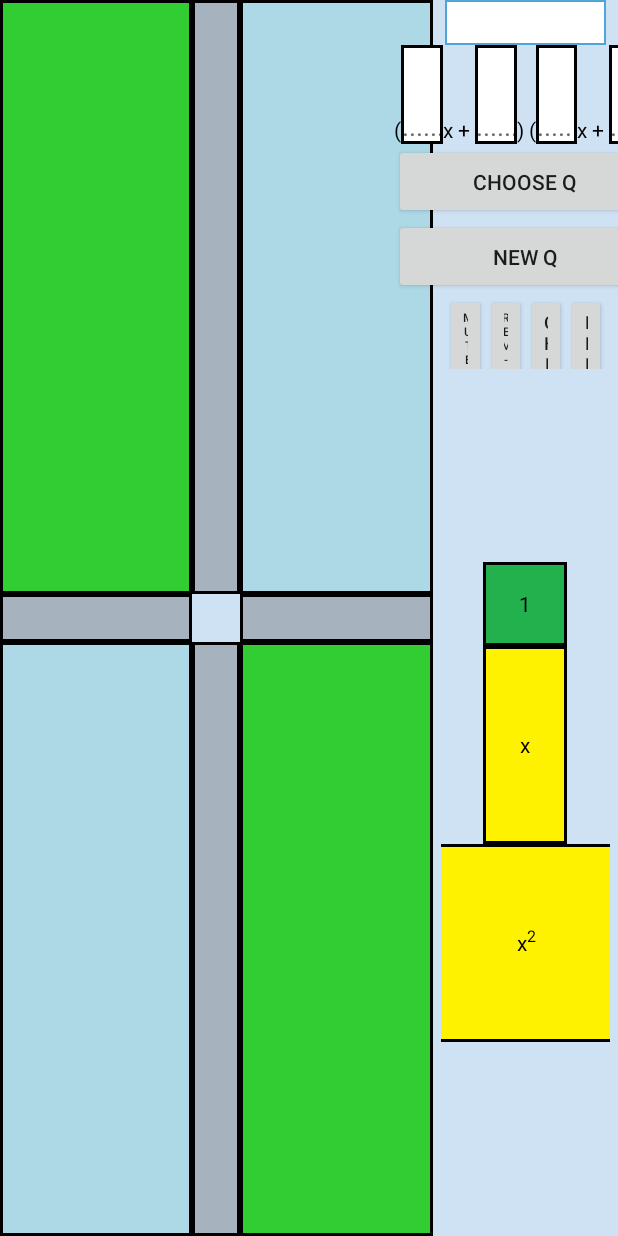
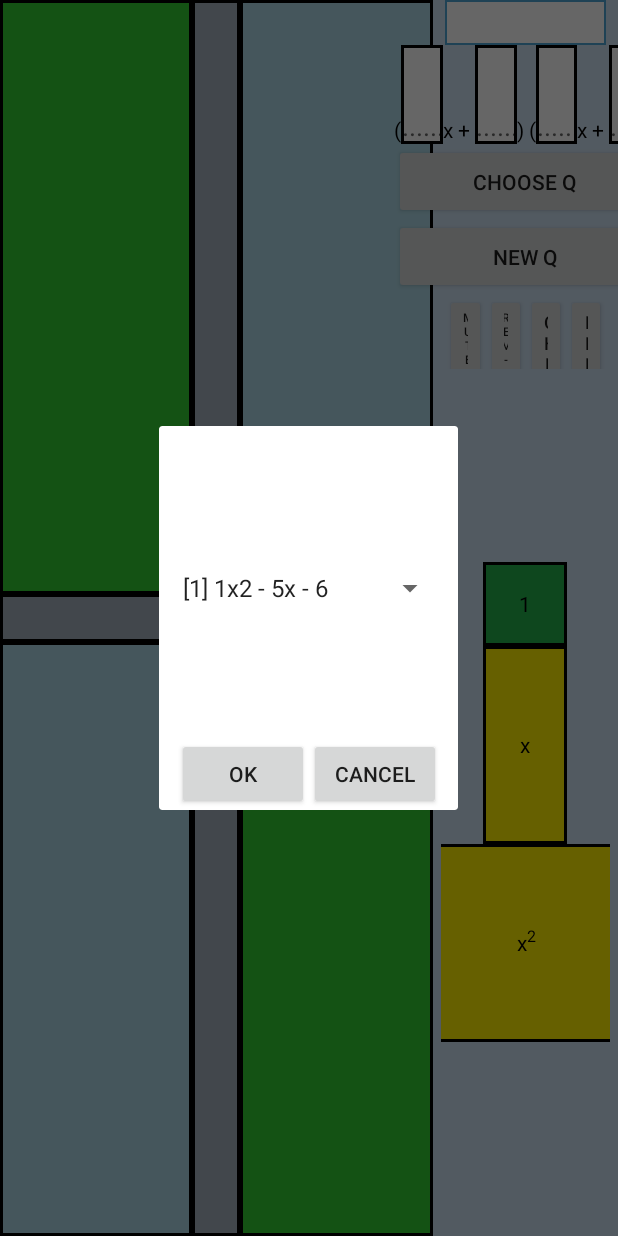
Before and after one commit to jptalusan/AlgeTiles-Java, an Android app: the FactorActivity screen opened directly, with no data from a screen before it, after a tap on "CHOOSE Q", on a phone screen of 412 x 824 dp. Run offline under Robolectric (Android 15) with nearby library versions, the phone set to English and light mode, and no system bars; libraries missing offline, so code that uses them is left out: me.grantland.widget; plain views replace AutofitTextView; 15 statements that could not run were skipped.

Commit message:
Fixed custom dialog for multiply 1 var and factor next: multiply 2 var (everything)

```diff
--- /dev/null
+++ b/app/src/main/java/com/freelance/jptalusan/algetiles/Utilities/CustomEquationDialogFactor.java
@@ -0,0 +1,171 @@
+package com.freelance.jptalusan.algetiles.Utilities;
+
+import android.os.Bundle;
+import android.support.annotation.Nullable;
+import android.support.v4.app.DialogFragment;
+import android.text.Layout;
+import android.text.Spannable;
+import android.text.SpannableStringBuilder;
+import android.text.style.RelativeSizeSpan;
+import android.text.style.SuperscriptSpan;
+import android.util.Log;
+import android.view.LayoutInflater;
+import android.view.View;
+import android.view.ViewGroup;
+import android.widget.AdapterView;
+import android.widget.ArrayAdapter;
+import android.widget.EditText;
+import android.widget.Spinner;
+import android.widget.Toast;
+
+import com.freelance.jptalusan.algetiles.R;
+
+import java.util.ArrayList;
+import java.util.List;
+
+/**
+ * Created by jptalusan on 10/6/17.
+ */
+
+public class CustomEquationDialogFactor extends DialogFragment implements View.OnClickListener {
+    //Create class properties
+    protected Spinner equationsSpinner;;
+    CustomEquationDialogFactorListener listener;
+    protected String SelectedCategory = "";
+    protected int index = -1;
+
+    //protected Button ok;
+    //protected Button cancel;
+    public interface CustomEquationDialogFactorListener {
+        void onButtonClicked(int index);
+    }
+
+
+    public CustomEquationDialogFactor() {
+        // Empty constructor is required for DialogFragment
+        // Make sure not to add arguments to the constructor
+        // Use `newInstance` instead as shown below
+    }
+
+    public static CustomEquationDialogFactor newInstance(String title) {
+        CustomEquationDialogFactor frag = new CustomEquationDialogFactor();
+        Bundle args = new Bundle();
+        args.putString("title", title);
+        frag.setArguments(args);
+        return frag;
+    }
+
+
+    @Override
+    public void onCreate(Bundle savedInstanceState) {
+        super.onCreate(savedInstanceState);
+        listener = (CustomEquationDialogFactorListener) getActivity();
+    }
+
+    @Override
+    public View onCreateView(LayoutInflater inflater, ViewGroup container, Bundle savedInstanceState) {
+        View layout = inflater.inflate(R.layout.fragment_custom_question_factor, container, false);
+
+        return layout;
+    }
+
+    @Override
+    public void onViewCreated(View view, @Nullable Bundle savedInstanceState) {
+        super.onViewCreated(view, savedInstanceState);
+        view.findViewById(R.id.ok).setOnClickListener(this);
+        view.findViewById(R.id.cancel).setOnClickListener(this);
+        equationsSpinner = view.findViewById(R.id.equationsSpinner);
+        LoadSpinnerData();
+    }
+
+    private void LoadSpinnerData()
+    {
+        //Should parse here:
+        Log.d("const fac: ", "eq: " + Constants.EQUATIONS.get(2));
+
+        ArrayAdapter<String> equationsAdapter = new ArrayAdapter<>(getContext(), android.R.layout.simple_spinner_item, formatEquations(Constants.EQUATIONS));
+        equationsAdapter.setDropDownViewResource(android.R.layout.simple_spinner_item);
+        equationsSpinner.setAdapter(equationsAdapter);
+        equationsSpinner.setOnItemSelectedListener(new AdapterView.OnItemSelectedListener() {
+            @Override
+            public void onItemSelected(AdapterView<?> parent, View view, int position, long id) {
+                SelectedCategory = String.format("{0}", equationsSpinner.getItemAtPosition(position));
+                index = position;
+                Log.d("Custom factor: ", SelectedCategory);
+            }
+
+            @Override
+            public void onNothingSelected(AdapterView<?> parent) {
+
+            }
+        });
+    }
+
+    private ArrayList<String> formatEquations(ArrayList<String> input) {
+        ArrayList<String> output = new ArrayList<>();
+        int cnt = 1;
+        for (String s : input)
+        {
+            Log.d("custom fac: ", s);
+            String[] vals = s.split(",");
+            ArrayList<Integer> temp = new ArrayList<>();
+            for (String val : vals)
+            {
+                temp.add(Integer.parseInt(val));
+            }
+            ArrayList<Integer> expanded = AlgorithmUtilities.expandingVars(temp);
+            String equation = "[" + cnt + "] " + setupQuestionString(expanded);//expanded[0] + "x\xB2 + " + expanded[1] + "x + " + expanded[2];
+            output.add(equation);
+            ++cnt;
+        }
+        return output;
+    }
+
+    private SpannableStringBuilder setupQuestionString(ArrayList<Integer> vars)
+    {
+        String output = "";
+        //vars = (ax^2 + bx + c)
+        int ax2 = vars.get(0);
+        int bx = vars.get(1);
+        int c = vars.get(2);
+
+        if (ax2 != 0) {
+            output += ax2 + "x2";
+        }
+        if (bx != 0) {
+            output += "+" + bx + "x+";
+        }
+        if (c != 0) {
+            output += c;
+        }
+
+        output = output.replace(" ", "");
+        output = output.replace("+-", "-");
+        output = output.replace("+", " + ");
+        output = output.replace("-", " - ");
+
+        Log.d("Custom dialog factor.", "output: " + output);
+        SpannableStringBuilder cs = new SpannableStringBuilder(output);
+        int indexOfSuperScript = output.indexOf("x2") + 1;
+        cs.setSpan(new SuperscriptSpan(), indexOfSuperScript, indexOfSuperScript + 1, Spannable.SPAN_EXCLUSIVE_EXCLUSIVE);
+        cs.setSpan(new RelativeSizeSpan(0.75f), indexOfSuperScript, indexOfSuperScript + 1, Spannable.SPAN_EXCLUSIVE_EXCLUSIVE);
+        return cs;
+    }
+
+    @Override
+    public void onClick(View v) {
+
+        switch (v.getId()) {
+            case R.id.ok:
+                Log.d("Custom", "ok");
+                listener.onButtonClicked(index);
+                this.dismiss();
+                break;
+            case R.id.cancel:
+                Log.d("Custom", "cancel");
+                this.dismiss();
+                listener.onButtonClicked(-1);
+                break;
+        }
+    }
+}
--- a/app/src/main/res/layout/activity_multiply.xml
+++ b/app/src/main/res/layout/activity_multiply.xml
@@ -401,11 +401,12 @@
             android:layout_height="wrap_content"
             android:id="@+id/notRotatedButtonLayout"
             android:layout_gravity="center"
-            android:gravity="center">
+            android:gravity="center"
+            android:padding="5dp">
             <Space
                 android:id="@+id/space3"
                 android:layout_width="1dp"
-                android:layout_height="8dp" />
+                android:layout_height="20dp" />
             <com.freelance.jptalusan.algetiles.ExtendedViews.AlgeTilesTextView
                 android:layout_width="wrap_content"
                 android:layout_height="wrap_content"
--- /dev/null
+++ b/app/src/main/res/layout/fragment_custom_question_factor.xml
@@ -0,0 +1,48 @@
+<?xml version="1.0" encoding="utf-8"?>
+<android.support.constraint.ConstraintLayout xmlns:android="http://schemas.android.com/apk/res/android"
+    xmlns:app="http://schemas.android.com/apk/res-auto"
+    xmlns:tools="http://schemas.android.com/tools"
+    android:layout_width="match_parent"
+    android:layout_height="match_parent">
+
+    <Spinner
+        android:id="@+id/equationsSpinner"
+        android:layout_width="match_parent"
+        android:layout_height="200dp"
+        android:layout_marginEnd="8dp"
+        android:layout_marginStart="8dp"
+        android:layout_marginTop="8dp"
+        android:gravity="center_vertical"
+        app:layout_constraintBottom_toTopOf="@+id/linearLayout"
+        app:layout_constraintEnd_toEndOf="parent"
+        app:layout_constraintStart_toStartOf="parent"
+        app:layout_constraintTop_toTopOf="parent" />
+
+    <LinearLayout
+        android:id="@+id/linearLayout"
+        android:layout_width="match_parent"
+        android:layout_height="wrap_content"
+        android:layout_marginEnd="8dp"
+        android:layout_marginStart="8dp"
+        android:gravity="center_horizontal"
+        android:orientation="horizontal"
+        app:layout_constraintBottom_toBottomOf="parent"
+        app:layout_constraintEnd_toEndOf="parent"
+        app:layout_constraintStart_toStartOf="parent"
+        app:layout_constraintTop_toBottomOf="@+id/equationsSpinner">
+
+        <Button
+            android:id="@+id/ok"
+            android:layout_width="wrap_content"
+            android:layout_height="wrap_content"
+            android:text="OK" />
+
+        <Button
+            android:id="@+id/cancel"
+            android:layout_width="wrap_content"
+            android:layout_height="wrap_content"
+            android:text="Cancel" />
+    </LinearLayout>
+
+
+</android.support.constraint.ConstraintLayout>
```
Also changed, not shown: app/src/main/java/com/freelance/jptalusan/algetiles/Activities/FactorActivity.java (+25 -27 lines), app/src/main/java/com/freelance/jptalusan/algetiles/Activities/HomeScreenActivity.java (+20 -2 lines), app/src/main/java/com/freelance/jptalusan/algetiles/Activities/MultiplyActivity.java (+20 -25 lines), app/src/main/java/com/freelance/jptalusan/algetiles/ExtendedViews/AlgeTilesActivity.java (+9 -17 lines), app/src/main/java/com/freelance/jptalusan/algetiles/Utilities/Constants.java (+14 -12 lines), app/src/main/java/com/freelance/jptalusan/algetiles/Utilities/CustomEquationDialog.java (+48 -6 lines), app/src/main/java/com/freelance/jptalusan/algetiles/Utilities/TileUtilities.java (+8 -0 lines).
